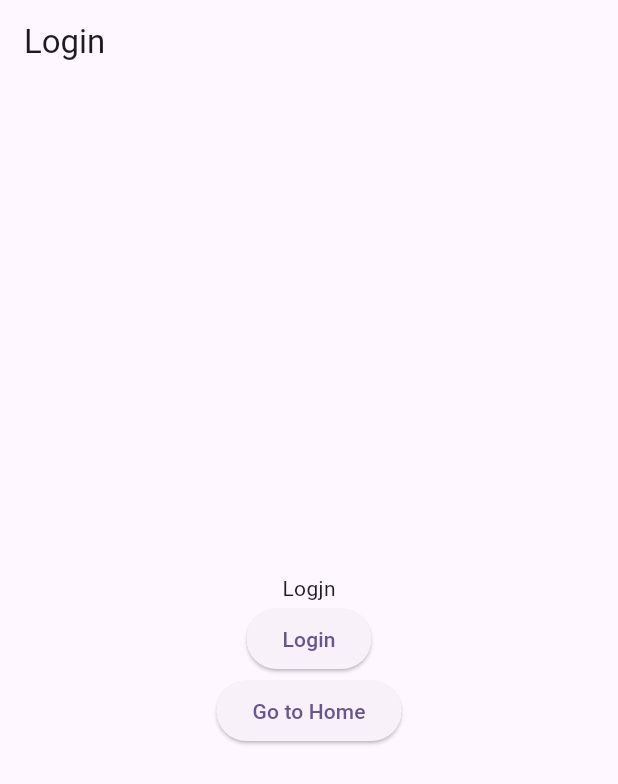
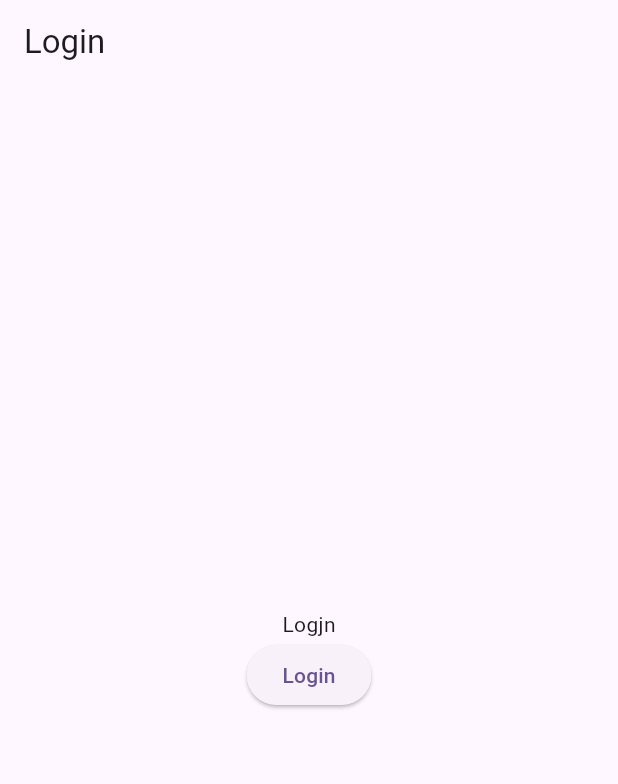
Before and after one commit to fachrifaul/un1ty, a Flutter app: the screen it shows after launch, on a phone screen of 412 x 824 dp. Shown: the top 784 px of the screen. Run offline on Flutter 3.47's test engine with Material 3 defaults, Android fonts, the phone set to English and light mode, and no system bars; our stand-ins replace dio, freezed_annotation, get, loggy, stack_trace.

```diff
--- /dev/null
+++ b/lib/page/home/home_bindings.dart
@@ -0,0 +1,12 @@
+import 'package:get/get.dart';
+
+import 'home_controller.dart';
+
+class HomeBinding extends Bindings {
+  @override
+  dependencies() {
+    Get.create<HomeController>(() {
+      return HomeController();
+    });
+  }
+}
--- a/lib/page/home/home_controller.dart
+++ b/lib/page/home/home_controller.dart
@@ -2,4 +2,8 @@ import 'package:get/get.dart';
 
 import '../../util/loggy_types.dart';
 
-class HomeController extends GetxController with ControllerLoggy {}
+class HomeController extends GetxController with ControllerLoggy {
+  var count = 0.obs;
+
+  increment() => count++;
+}
--- /dev/null
+++ b/lib/page/login/login_bindings.dart
@@ -0,0 +1,12 @@
+import 'package:get/get.dart';
+
+import 'login_controller.dart';
+
+class LoginBinding extends Bindings {
+  @override
+  dependencies() {
+    Get.create<LoginController>(() {
+      return LoginController();
+    });
+  }
+}
--- a/lib/page/auth/login_page.dart
+++ b/lib/page/login/login_page.dart
@@ -3,8 +3,10 @@ import 'package:get/get.dart';
 
 import '../../network/service/auth_service.dart';
 import '../../routes/route.dart';
+import '../../util/loggy_types.dart';
+import 'login_controller.dart';
 
-class LoginPage extends StatelessWidget {
+class LoginPage extends GetWidget<LoginController> with UiLoggy {
   const LoginPage({super.key});
 
   @override
@@ -22,10 +24,6 @@ class LoginPage extends StatelessWidget {
               onPressed: () => _onTapLogin(context),
               child: const Text('Login'),
             ),
-            ElevatedButton(
-              onPressed: () => Get.toNamed(AppRoute.home.name),
-              child: const Text('Go to Home'),
-            ),
           ],
         ),
       ),
--- a/lib/routes/router.dart
+++ b/lib/routes/router.dart
@@ -1,9 +1,11 @@
 import 'package:get/get.dart';
 
-import '../page/auth/login_page.dart';
 import '../page/detail/detail_bindings.dart';
 import '../page/detail/detail_page.dart';
+import '../page/home/home_bindings.dart';
 import '../page/home/home_page.dart';
+import '../page/login/login_bindings.dart';
+import '../page/login/login_page.dart';
 import 'middleware/authentication_middleware.dart';
 import 'route.dart';
 
@@ -14,6 +16,7 @@ class AppPages {
     GetPage(
       name: AppRoute.home.path,
       page: () => const HomePage(),
+      binding: HomeBinding(),
       preventDuplicates: true,
       middlewares: [
         EnsureAuthMiddleware(),
@@ -23,6 +26,7 @@ class AppPages {
       name: AppRoute.login.path,
       preventDuplicates: true,
       page: () => const LoginPage(),
+      binding: LoginBinding(),
       middlewares: [
         EnsureNotAuthedMiddleware(),
       ],
```
Also changed, not shown: lib/page/home/home_page.dart (+7 -22 lines), lib/page/login/login_controller.dart (renamed from lib/page/auth/login_controller.dart).
